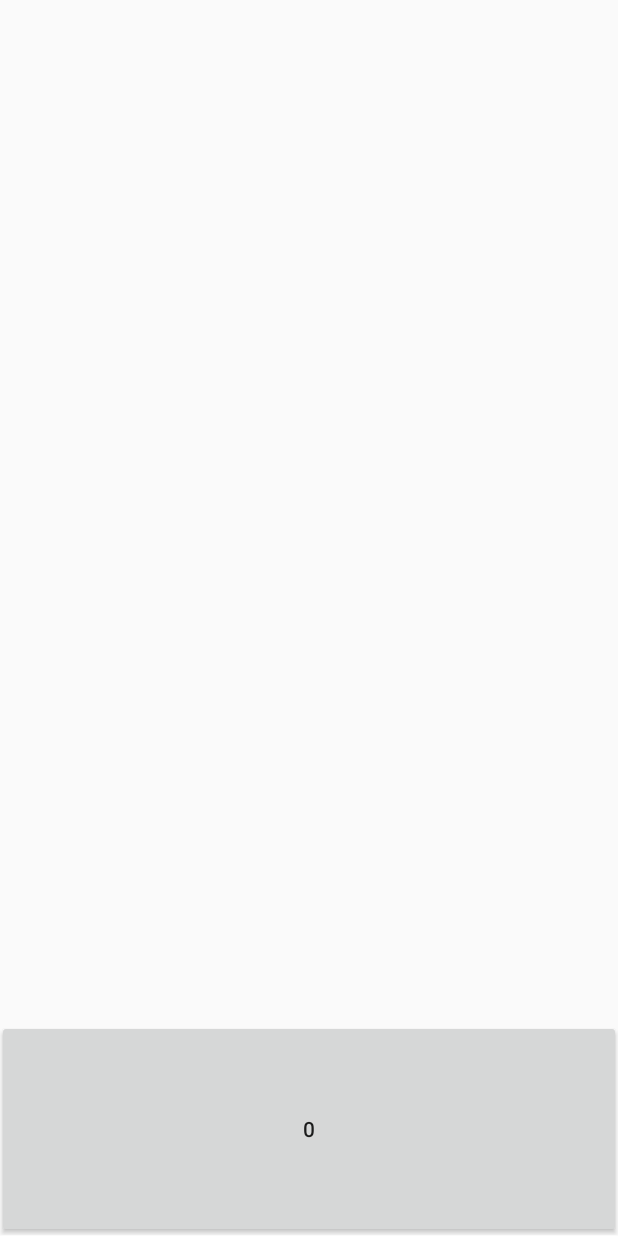
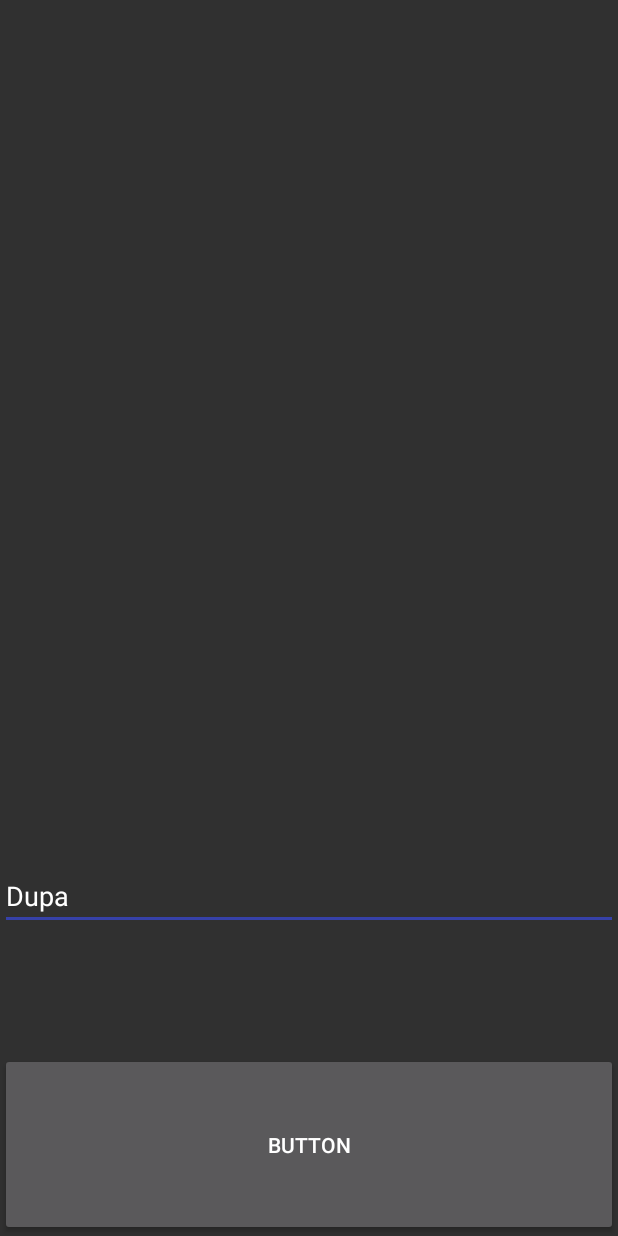
Before and after one commit to igrek51/bluetooth-vehicle-control, an Android app: the layout control_menu.xml on its own in the app's theme, with its tools: preview values and no code run, on a phone screen of 412 x 824 dp. Run offline under Robolectric (Android 15) with nearby library versions, the phone set to English and light mode, and no system bars.

Commit message:
imprved project structure

```diff
--- a/app/src/main/AndroidManifest.xml
+++ b/app/src/main/AndroidManifest.xml
@@ -19,7 +19,6 @@
             android:screenOrientation="landscape">
             <intent-filter>
                 <action android:name="android.intent.action.MAIN"/>
-
                 <category android:name="android.intent.category.LAUNCHER"/>
             </intent-filter>
         </activity>
--- a/app/src/main/java/igrek/projekt4bt/logic/app/BaseApp.java
+++ b/app/src/main/java/igrek/projekt4bt/logic/app/BaseApp.java
@@ -15,7 +15,7 @@ import igrek.projekt4bt.logic.controller.AppController;
 public class BaseApp {
 
 	public static final int FULLSCREEN_FLAG = WindowManager.LayoutParams.FLAG_FULLSCREEN | WindowManager.LayoutParams.FLAG_TURN_SCREEN_ON | WindowManager.LayoutParams.FLAG_SHOW_WHEN_LOCKED;
-	public static final boolean FULLSCREEN = false;
+	public static final boolean FULLSCREEN = true;
 	public static final boolean HIDE_TASKBAR = true;
 	public static final boolean KEEP_SCREEN_ON = true;
 
--- a/app/src/main/res/layout/control_menu.xml
+++ b/app/src/main/res/layout/control_menu.xml
@@ -20,18 +20,33 @@
         android:orientation="horizontal"
         android:padding="0dp">
 
-        <Button
-            android:id="@+id/btnTranspose0"
+        <!--<Button-->
+            <!--android:id="@+id/btnTranspose0"-->
+            <!--android:layout_width="wrap_content"-->
+            <!--android:layout_height="match_parent"-->
+            <!--android:layout_marginBottom="-2dp"-->
+            <!--android:layout_marginLeft="-2dp"-->
+            <!--android:layout_marginRight="-2dp"-->
+            <!--android:layout_marginTop="-2dp"-->
+            <!--android:layout_weight="1"-->
+            <!--android:text="0"-->
+            <!--/>-->
+
+        <EditText
+            android:id="@+id/editText"
             android:layout_width="wrap_content"
-            android:layout_height="match_parent"
-            android:layout_marginBottom="-2dp"
-            android:layout_marginLeft="-2dp"
-            android:layout_marginRight="-2dp"
-            android:layout_marginTop="-2dp"
+            android:layout_height="wrap_content"
             android:layout_weight="1"
-            android:text="0"
-            />
-
+            android:ems="10"
+            android:inputType="textPersonName"
+            android:text="Dupa"/>
     </LinearLayout>
 
+    <Button
+        android:id="@+id/button"
+        android:layout_width="match_parent"
+        android:layout_height="wrap_content"
+        android:layout_weight="0.09"
+        android:text="Button"/>
+
 </LinearLayout>
--- a/app/src/main/res/values/colors.xml
+++ b/app/src/main/res/values/colors.xml
@@ -2,5 +2,7 @@
 <resources>
     <color name="colorPrimary">#3F51B5</color>
     <color name="colorPrimaryDark">#303F9F</color>
-    <color name="colorAccent">#FF4081</color>
+    <color name="colorAccent">#3641a8</color>
+
+    <color name="colorQuickMenuText">#ffffff</color>
 </resources>
--- a/app/src/main/res/values/styles.xml
+++ b/app/src/main/res/values/styles.xml
@@ -1,11 +1,10 @@
 <resources>
-
-    <!-- Base application theme. -->
-    <style name="AppTheme" parent="Theme.AppCompat.Light.DarkActionBar">
-        <!-- Customize your theme here. -->
+    <style name="AppTheme" parent="Theme.AppCompat">
         <item name="colorPrimary">@color/colorPrimary</item>
         <item name="colorPrimaryDark">@color/colorPrimaryDark</item>
         <item name="colorAccent">@color/colorAccent</item>
+
+        <item name="windowActionBar">false</item>
+        <item name="windowNoTitle">true</item>
     </style>
-
 </resources>
```
Also changed, not shown: app/src/main/java/igrek/projekt4bt/bluetooth/BTAdapter.java (added, +106 -0 lines), app/src/main/java/igrek/projekt4bt/graphics/canvas/CanvasGraphics.java (+12 -10 lines), app/src/main/java/igrek/projekt4bt/graphics/canvas/QuickMenu.java (deleted, +0 -63 lines), app/src/main/java/igrek/projekt4bt/graphics/gui/GUI.java (+6 -7 lines), app/src/main/java/igrek/projekt4bt/logic/app/App.java (+7 -13 lines), app/src/main/java/igrek/projekt4bt/logic/app/AppState.java (deleted, +0 -10 lines), app/src/main/res/layout/activity_main.xml (deleted, +0 -19 lines), app/src/main/res/layout/control_view.xml (+12 -7 lines).
